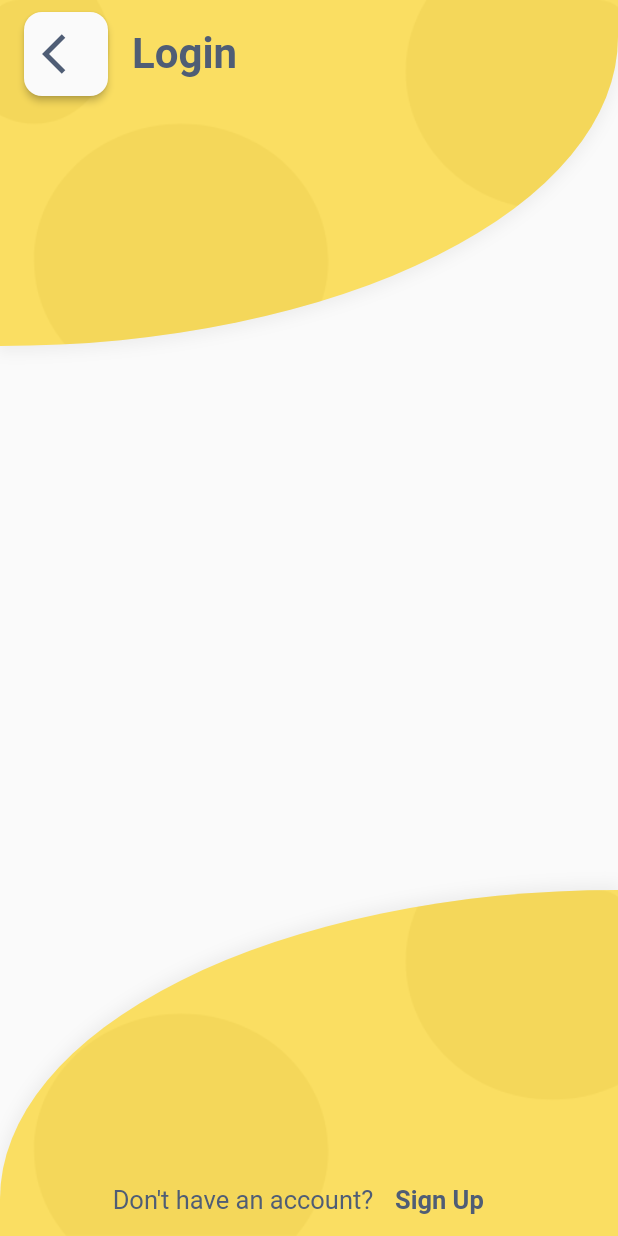
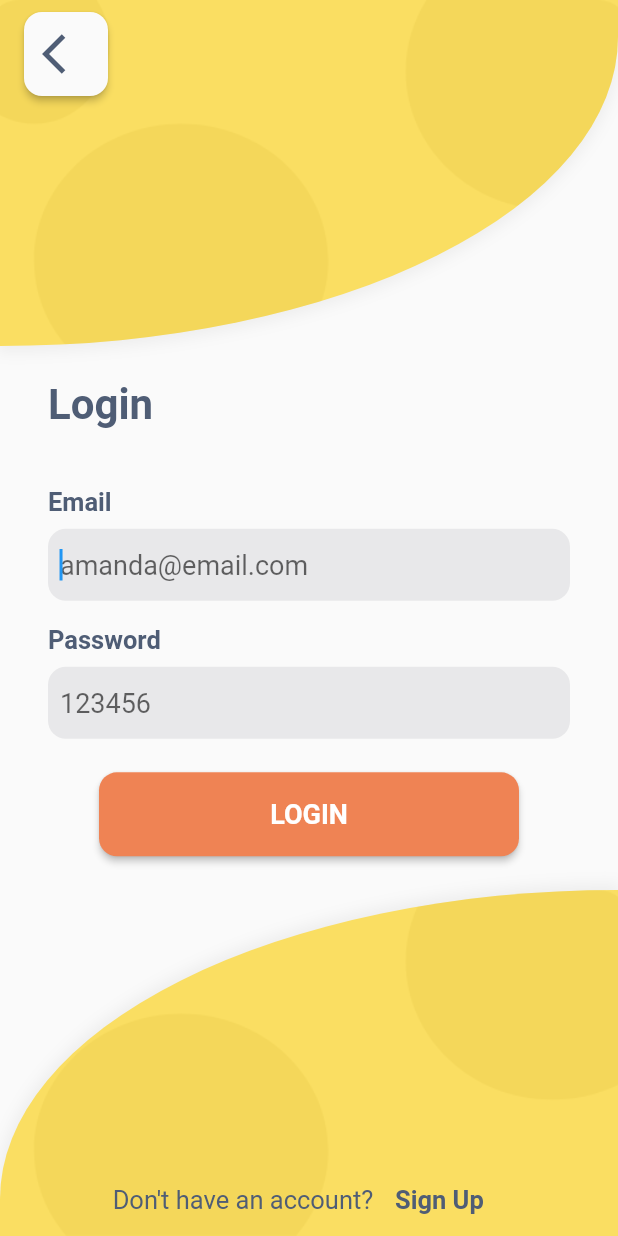
Before and after one commit to BelfDev/digital-restaurant-app, a Flutter app: the LoginScreen widget shown alone on an empty page, opened directly, on a phone screen of 412 x 824 dp. Run offline on Flutter 3.47's test engine with Material 2 defaults, Android fonts, the phone set to English and light mode, and no system bars; our stand-ins replace flutter_swiper, flutter_vector_icons, smooth_star_rating; missing offline and left inert: credit_card_slider, flutter_page_indicator, qr_code_scanner, slide_to_confirm; network calls fail.

Commit message:
Create login form

```diff
--- a/lib/screens/login_screen.dart
+++ b/lib/screens/login_screen.dart
@@ -1,3 +1,5 @@
+import 'package:dr_app/components/buttons/solid_button.dart';
+import 'package:dr_app/components/input_field.dart';
 import 'package:dr_app/components/top_bar.dart';
 import 'package:dr_app/configs/theme.dart';
 import 'package:dr_app/utils/colors.dart';
@@ -40,7 +42,6 @@ class _LoginScreenState extends State<LoginScreen> {
           ),
           SafeArea(
               child: LUTopBar(
-            title: 'Login',
             onNavigationButtonPressed: () => Navigator.of(context).pop(),
           )),
           SafeArea(
@@ -73,7 +74,47 @@ class _LoginScreenState extends State<LoginScreen> {
   }
 
   Widget buildLoginBody() {
-    return SizedBox();
+    final bodySize = (1 - headerHeightFactor - footerHeightFactor);
+
+    return Align(
+      alignment: Alignment.center,
+      child: Container(
+        padding: EdgeInsets.symmetric(horizontal: 32.0),
+        height: MediaQuery.of(context).size.height * bodySize,
+        child: Column(
+          mainAxisAlignment: MainAxisAlignment.spaceEvenly,
+          crossAxisAlignment: CrossAxisAlignment.start,
+          children: <Widget>[
+            Text(
+              'Login',
+              style: Styles.topBarTitle
+                  .copyWith(color: LUTheme.of(context).primaryColor),
+            ),
+            Form(
+              child: Column(
+                children: <Widget>[
+                  LUInputField(
+                      fieldTitle: 'Email',
+                      hintText: 'amanda@email.com',
+                      keyboardType: TextInputType.emailAddress),
+                  LUInputField(
+                      obscureText: true,
+                      fieldTitle: 'Password',
+                      hintText: '123456',
+                      keyboardType: TextInputType.text),
+                ],
+              ),
+            ),
+            Center(
+              child: LUSolidButton(
+                title: 'Login',
+                onPressed: () => Navigator.of(context).pop(),
+              ),
+            )
+          ],
+        ),
+      ),
+    );
   }
 }
 
```
